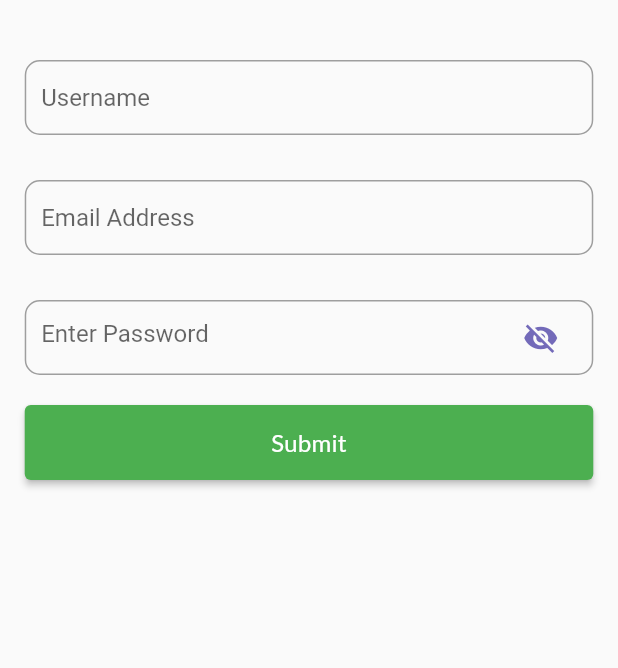
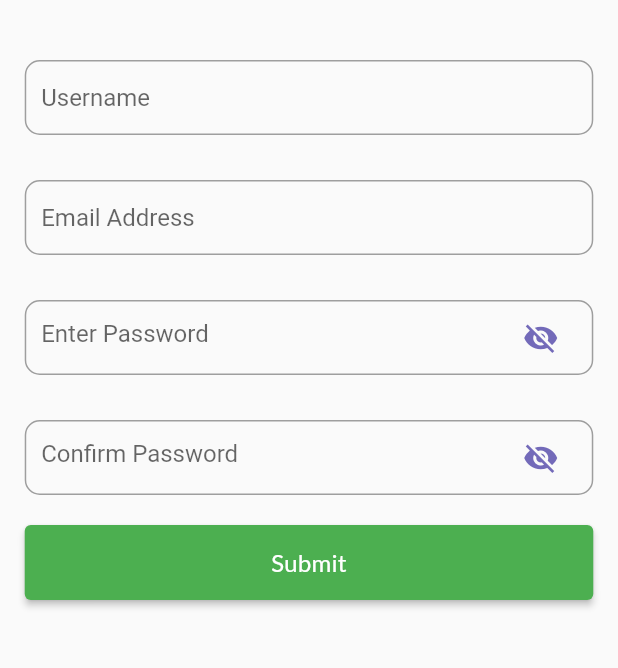
Before and after one commit to hngx-org/team-fl-package-, a Flutter app: the RegistrationForm screen opened directly with empty values, on a phone screen of 412 x 824 dp, the part 96-764 px from its top. Run offline on Flutter 3.47's test engine with Material 2 defaults, Android fonts, the phone set to English and light mode, and no system bars; our stand-ins replace google_fonts.

Commit message:
service clean up registration form clean up

```diff
--- a/example/lib/ui/registration_form.dart
+++ b/example/lib/ui/registration_form.dart
@@ -1,6 +1,11 @@
+import 'dart:convert';
+
+import 'package:example/authentication.dart';
 import 'package:example/widgets/rounded_bordered_textfield.dart';
+import 'package:example/widgets/widget.dart';
 import 'package:flutter/material.dart';
 import 'package:google_fonts/google_fonts.dart';
+// import 'package:hng_authentication/authentication.dart';
 
 class RegistrationForm extends StatefulWidget {
   late final TextEditingController nameController;
@@ -10,7 +15,7 @@ class RegistrationForm extends StatefulWidget {
   String btnText;
   Color btnColor;
 
-  RegistrationForm({
+  RegistrationForm({super.key,
     required this.nameController,
     required this.emailController,
     required this.passwordController,
@@ -33,7 +38,6 @@ class _RegistrationFormState extends State<RegistrationForm> {
 
     return Scaffold(
       body: SafeArea(
-
         child: Padding(
           padding: EdgeInsets.only(
             left: screenWidth * 0.04,
@@ -60,14 +64,14 @@ class _RegistrationFormState extends State<RegistrationForm> {
                 const SizedBox(
                   height: 10,
                 ),
-                SizedBox(
+                const SizedBox(
                   height: 20,
                 ),
                 RoundedBorderedTextField(
                   hintText: "Username",
                   controller: widget.nameController,
                 ),
-                SizedBox(
+                const SizedBox(
                   height: 20,
                 ),
                 RoundedBorderedTextField(
@@ -75,7 +79,7 @@ class _RegistrationFormState extends State<RegistrationForm> {
                   keyboardType: TextInputType.emailAddress,
                   controller: widget.emailController,
                 ),
-                SizedBox(
+                const SizedBox(
                   height: 20,
                 ),
                 RoundedBorderedTextField(
@@ -88,7 +92,7 @@ class _RegistrationFormState extends State<RegistrationForm> {
                       _obscurePassword
                           ? Icons.visibility_off
                           : Icons.visibility,
-                      color: Color.fromRGBO(115, 106, 185, 1),
+                      color: const Color.fromRGBO(115, 106, 185, 1),
                     ),
                     onPressed: () {
                       setState(() {
@@ -97,10 +101,45 @@ class _RegistrationFormState extends State<RegistrationForm> {
                     },
                   ),
                 ),
-                SizedBox(
+                  const SizedBox(
                   height: 20,
                 ),
-                Container(
+                RoundedBorderedTextField(
+                  hintText: "Confirm Password",
+                  obscureText: _obscurePassword,
+                  validator: (val){
+                    if (val?.isEmpty ?? true) {
+                      return 'Please enter your password';
+                    } else if ((val?.length ?? 0) < 6) {
+                      return 'Password is not up to 6 characters';
+                    } else if (((val?.length ?? 0) >= 6) &&
+                        ((val ?? "") != widget.passwordController.text)) {
+                      return "Password texts don't match";
+                    } else {
+                      return null;
+                    }
+                  },
+                  // controller: widget.passwordController,
+                  isPass: true,
+                  icon: IconButton(
+                    icon: Icon(
+                      _obscurePassword
+                          ? Icons.visibility_off
+                          : Icons.visibility,
+                      color: const Color.fromRGBO(115, 106, 185, 1),
+                    ),
+                    onPressed: () {
+                      setState(() {
+                        _obscurePassword = !_obscurePassword;
+                      });
+                    },
+                  ),
+                ),
+
+                const SizedBox(
+                  height: 20,
+                ),
+                SizedBox(
                   width: double.infinity,
                   height: 50,
                   child: ElevatedButton(
@@ -109,8 +148,26 @@ class _RegistrationFormState extends State<RegistrationForm> {
                         widget.btnColor,
                       ),
                     ),
-                    onPressed: () {
-                      Navigator.of(context).pushNamed(widget.successRoutePage as String);
+                    onPressed: () async {
+                      print('Button cliskceeeddd');
+                      final email = (widget.emailController).text;
+                      final password = (widget.passwordController).text;
+                      final name = widget.nameController.text;
+                      final authRepository = Authentication();
+                      final result =await authRepository.signIn(email, password);
+                      if (result != null) {
+                        // Registration failed, display an error message
+                        final data = json.decode(result.body);
+                       showSnackbar(context, Colors.black, 'SignUp successful');
+                        print('sign up result: >>> $data');
+                         Navigator.of(context)
+                            .pushNamed(widget.successRoutePage);
+                      } else {
+                        print('errror:   eeeeeee');
+                        showSnackbar(
+                            context, Colors.red, 'SignUp ERROR');
+                      }
+
                     },
                     child: Text(
                       widget.btnText,
--- a/example/lib/widgets/rounded_bodered_box.dart
+++ b/example/lib/widgets/rounded_bodered_box.dart
@@ -3,7 +3,7 @@ import 'package:flutter/material.dart';
 class RoundedBorderedBox extends StatelessWidget {
   final TextInputType? keyboardType;
 
-  const RoundedBorderedBox({
+  const RoundedBorderedBox({super.key,
     this.keyboardType,
   });
 
@@ -27,7 +27,7 @@ class RoundedBorderedBox extends StatelessWidget {
         },
         textAlign: TextAlign.center,
         keyboardType: TextInputType.number,
-        decoration: InputDecoration(
+        decoration: const InputDecoration(
           // hintText: hintText,
           border: InputBorder.none,
         ),
--- a/example/lib/widgets/rounded_bodered_dropdown.dart
+++ b/example/lib/widgets/rounded_bodered_dropdown.dart
@@ -1,5 +1,4 @@
 import 'package:flutter/material.dart';
-import 'package:google_fonts/google_fonts.dart';
 
 class RoundedBorderedDropdown extends StatelessWidget {
   final String value;
@@ -7,7 +6,7 @@ class RoundedBorderedDropdown extends StatelessWidget {
   final ValueChanged<String?>? onChanged;
   final String hintText;
 
-  const RoundedBorderedDropdown({
+  const RoundedBorderedDropdown({super.key,
     required this.value,
     required this.items,
     required this.onChanged,
@@ -23,7 +22,7 @@ class RoundedBorderedDropdown extends StatelessWidget {
           height: 10,
         ),
         Container(
-          padding: EdgeInsets.symmetric(horizontal: 10),
+          padding: const EdgeInsets.symmetric(horizontal: 10),
           decoration: BoxDecoration(
             borderRadius: BorderRadius.circular(10),
             border: Border.all(color: Colors.grey),
--- a/example/lib/widgets/rounded_bordered_textfield.dart
+++ b/example/lib/widgets/rounded_bordered_textfield.dart
@@ -1,20 +1,21 @@
 import 'package:flutter/material.dart';
-import 'package:google_fonts/google_fonts.dart';
 
 class RoundedBorderedTextField extends StatelessWidget {
   final String hintText;
   final TextInputType? keyboardType;
   final bool obscureText;
   final TextEditingController? controller;
+  final String? Function(String?)? validator;
   bool isPass;
   final Widget? icon;
 
-  RoundedBorderedTextField({
+  RoundedBorderedTextField({super.key,
     required this.hintText,
     this.keyboardType,
     this.obscureText = false,
+    this.validator,
     this.icon,
-    required this.controller,
+    this.controller,
     this.isPass = false,
   });
 
@@ -32,10 +33,19 @@ class RoundedBorderedTextField extends StatelessWidget {
             borderRadius: BorderRadius.circular(10),
             border: Border.all(color: Colors.grey),
           ),
-          child: TextField(
+          child: TextFormField(
             keyboardType: keyboardType,
             obscureText: obscureText,
             controller: controller,
+            validator: validator ??
+          (val) {
+            if ((val?.length ?? 0) == 0) {
+              return "Field is required";
+            } else {
+              return null;
+            }
+          },
+          autovalidateMode: AutovalidateMode.onUserInteraction,
             decoration: InputDecoration(
               hintText: hintText,
               border: InputBorder.none,
--- a/example/pubspec.yaml
+++ b/example/pubspec.yaml
@@ -36,6 +36,7 @@ dependencies:
   # The following adds the Cupertino Icons font to your application.
   # Use with the CupertinoIcons class for iOS style icons.
   cupertino_icons: ^1.0.2
+  hng_authentication: ^0.0.1
 
 dev_dependencies:
   flutter_test:
```
Also changed, not shown: example/lib/authentication.dart (added, +100 -0 lines), example/lib/main.dart (+8 -6 lines), example/lib/ui/authentication_form.dart (+8 -8 lines), example/lib/ui/forgetPassword.dart (+4 -4 lines), example/lib/widgets/widget.dart (added, +17 -0 lines), example/pubspec.lock.
